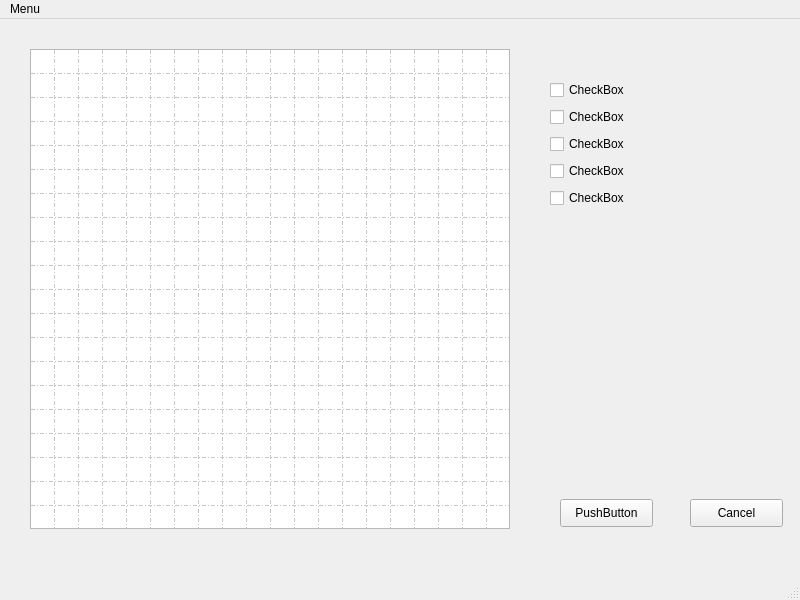
The window that Jos_Roijakkers/MapGrid/mapwindow.ui (madmilla/THO78-Roborescue) describes before a commit, drawn with Qt 5.
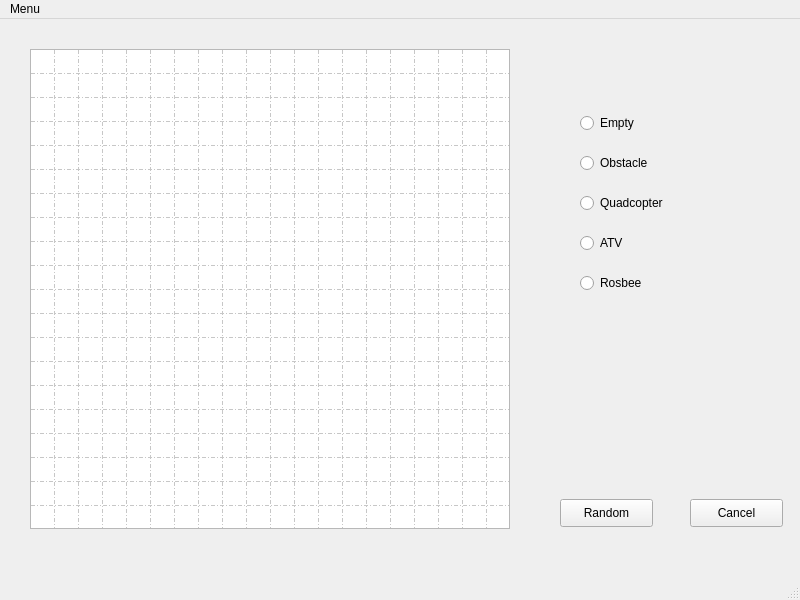
The same window after the commit.

Diff of the .ui file:
```diff
--- a/Jos_Roijakkers/MapGrid/mapwindow.ui
+++ b/Jos_Roijakkers/MapGrid/mapwindow.ui
@@ -138,51 +138,51 @@
      </rect>
     </property>
     <property name="text">
-     <string>PushButton</string>
+     <string>Random</string>
     </property>
    </widget>
    <widget class="QWidget" name="">
     <property name="geometry">
      <rect>
-      <x>550</x>
-      <y>60</y>
-      <width>83</width>
-      <height>130</height>
+      <x>580</x>
+      <y>80</y>
+      <width>141</width>
+      <height>211</height>
      </rect>
     </property>
     <layout class="QVBoxLayout" name="verticalLayout">
      <item>
-      <widget class="QCheckBox" name="checkBox">
+      <widget class="QRadioButton" name="Empty_radioButton">
        <property name="text">
-        <string>CheckBox</string>
+        <string>Empty</string>
        </property>
       </widget>
      </item>
      <item>
-      <widget class="QCheckBox" name="checkBox_2">
+      <widget class="QRadioButton" name="Obstacle_radioButton">
        <property name="text">
-        <string>CheckBox</string>
+        <string>Obstacle</string>
        </property>
       </widget>
      </item>
      <item>
-      <widget class="QCheckBox" name="checkBox_3">
+      <widget class="QRadioButton" name="Quadcopter_radioButton">
        <property name="text">
-        <string>CheckBox</string>
+        <string>Quadcopter</string>
        </property>
       </widget>
      </item>
      <item>
-      <widget class="QCheckBox" name="checkBox_4">
+      <widget class="QRadioButton" name="ATV_radioButton">
        <property name="text">
-        <string>CheckBox</string>
+        <string>ATV</string>
        </property>
       </widget>
      </item>
      <item>
-      <widget class="QCheckBox" name="checkBox_5">
+      <widget class="QRadioButton" name="Rosbee_radioButton">
        <property name="text">
-        <string>CheckBox</string>
+        <string>Rosbee</string>
        </property>
       </widget>
      </item>
```
Left out of the diff: 2 changed lines with no effect on the pictures.
